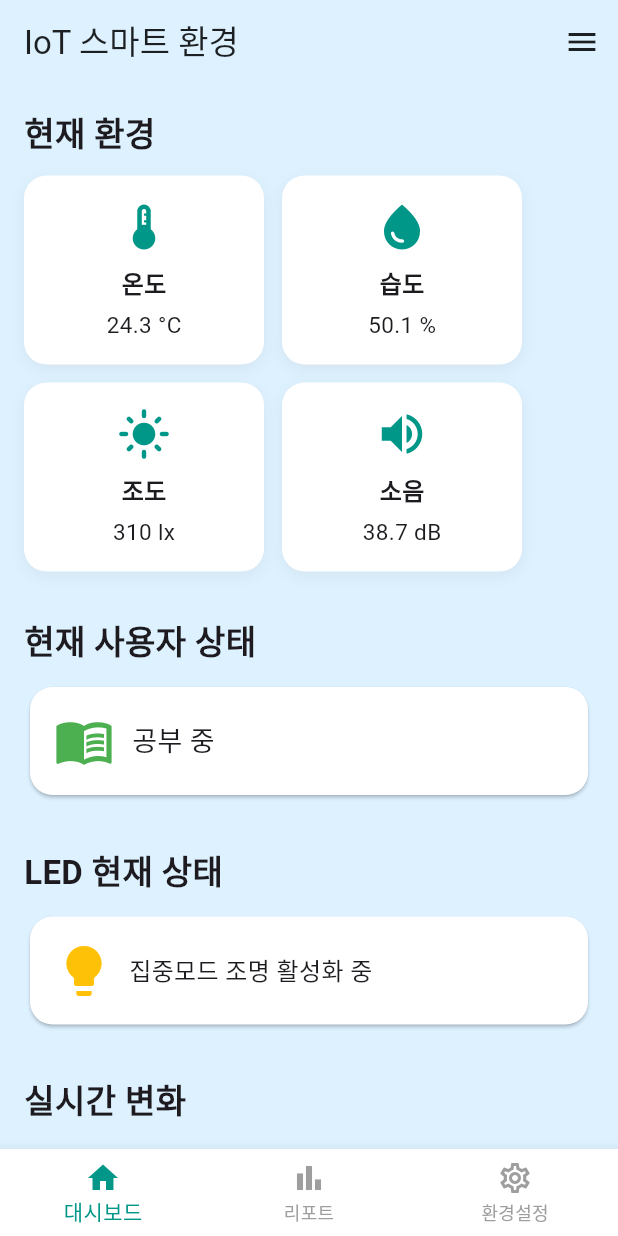
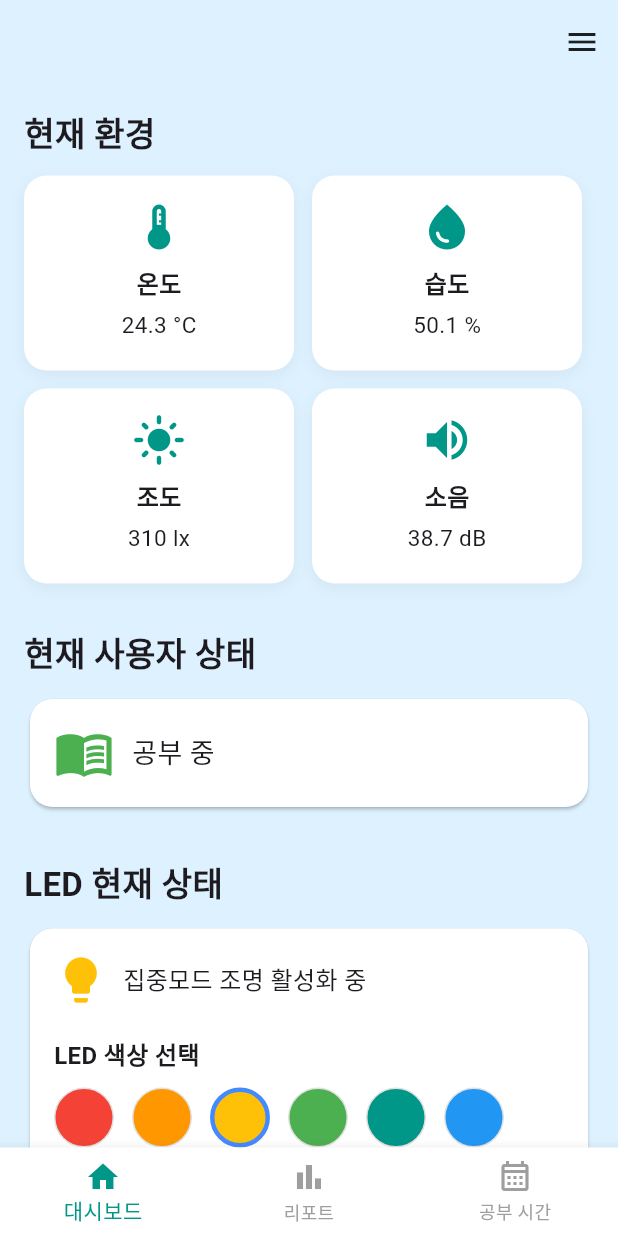
Before and after one commit to jbbaek/IoT-frontend, a Flutter app: the screen it shows after launch, on a phone screen of 412 x 824 dp. Run offline on Flutter 3.47's test engine with Material 3 defaults, Android fonts, the light colour scheme and no system bars; drawn by our look-alikes of fl_chart.

Commit message:
대시보드 디자인 수정함

```diff
--- a/lib/main.dart
+++ b/lib/main.dart
@@ -39,7 +39,6 @@ class _IotAppState extends State<IotApp> {
       ),
       home: Scaffold(
         appBar: AppBar(
-          title: const Text("IoT 스마트 환경"),
           actions: [
             IconButton(
               icon: const Icon(Icons.menu),
@@ -64,8 +63,8 @@ class _IotAppState extends State<IotApp> {
               label: '리포트',
             ),
             BottomNavigationBarItem(
-              icon: Icon(Icons.settings_outlined),
-              label: '환경설정',
+              icon: Icon(Icons.calendar_month_outlined),
+              label: '공부 시간',
             ),
           ],
         ),
--- a/lib/pages/dashboard_page.dart
+++ b/lib/pages/dashboard_page.dart
@@ -1,5 +1,4 @@
 import 'package:flutter/material.dart';
-import 'package:fl_chart/fl_chart.dart';
 import 'dart:math';
 
 class DashboardPage extends StatefulWidget {
@@ -17,19 +16,22 @@ class _DashboardPageState extends State<DashboardPage> {
   double brightness = 310;
   double noise = 38.7;
 
-  List<FlSpot> tempData = [];
-  List<FlSpot> humData = [];
+  // ✅ LED 관련 상태
+  bool ledOn = true;
+  double ledBrightness = 0.7;
+  Color selectedColor = Colors.amber;
 
-  @override
-  void initState() {
-    super.initState();
-    tempData = _generateRandomData();
-    humData = _generateRandomData();
-  }
-
-  List<FlSpot> _generateRandomData() {
-    return List.generate(10, (i) => FlSpot(i.toDouble(), Random().nextDouble() * 100));
-  }
+  final List<Color> ledColors = [
+    Colors.red,
+    Colors.orange,
+    Colors.amber,
+    Colors.green,
+    Colors.teal,
+    Colors.blue,
+    Colors.purple,
+    Colors.pink,
+    Colors.white,
+  ];
 
   @override
   Widget build(BuildContext context) {
@@ -59,51 +61,7 @@ class _DashboardPageState extends State<DashboardPage> {
           const SizedBox(height: 30),
           const Text("LED 현재 상태", style: TextStyle(fontSize: 22, fontWeight: FontWeight.bold)),
           const SizedBox(height: 10),
-          Card(
-            color: Colors.white,
-            shape: RoundedRectangleBorder(borderRadius: BorderRadius.circular(15)),
-            child: Padding(
-              padding: const EdgeInsets.all(16),
-              child: Row(
-                children: [
-                  const Icon(Icons.lightbulb, color: Colors.amber, size: 40),
-                  const SizedBox(width: 10),
-                  Expanded(
-                    child: Text(
-                      ledState,
-                      style: const TextStyle(fontSize: 16),
-                    ),
-                  ),
-                ],
-              ),
-            ),
-          ),
-
-          const SizedBox(height: 30),
-          const Text("실시간 변화", style: TextStyle(fontSize: 22, fontWeight: FontWeight.bold)),
-          const SizedBox(height: 10),
-          SizedBox(
-            height: 200,
-            child: LineChart(LineChartData(
-              gridData: const FlGridData(show: false),
-              titlesData: const FlTitlesData(show: false),
-              borderData: FlBorderData(show: false),
-              lineBarsData: [
-                LineChartBarData(
-                  spots: tempData,
-                  isCurved: true,
-                  color: Colors.orange,
-                  barWidth: 3,
-                ),
-                LineChartBarData(
-                  spots: humData,
-                  isCurved: true,
-                  color: Colors.blueAccent,
-                  barWidth: 3,
-                ),
-              ],
-            )),
-          ),
+          _buildLedControlCard(),
         ],
       ),
     );
@@ -111,7 +69,8 @@ class _DashboardPageState extends State<DashboardPage> {
 
   Widget _buildSensorCard(IconData icon, String title, String value) {
     return Container(
-      width: 160,
+      width: 180,
+      height: 130,
       decoration: BoxDecoration(
         color: Colors.white,
         borderRadius: BorderRadius.circular(15),
@@ -165,4 +124,106 @@ class _DashboardPageState extends State<DashboardPage> {
       ),
     );
   }
+
+  // ✅ LED 제어 카드
+  Widget _buildLedControlCard() {
+    return Card(
+      color: Colors.white,
+      shape: RoundedRectangleBorder(borderRadius: BorderRadius.circular(15)),
+      child: Padding(
+        padding: const EdgeInsets.all(16),
+        child: Column(
+          crossAxisAlignment: CrossAxisAlignment.start,
+          children: [
+            // LED 상태
+            Row(
+              children: [
+                Icon(Icons.lightbulb, color: selectedColor, size: 36),
+                const SizedBox(width: 10),
+                Expanded(
+                  child: Text(
+                    ledState,
+                    style: const TextStyle(fontSize: 16, fontWeight: FontWeight.w500),
+                  ),
+                ),
+              ],
+            ),
+
+            const SizedBox(height: 20),
+            const Text("LED 색상 선택", style: TextStyle(fontSize: 16, fontWeight: FontWeight.bold)),
+            const SizedBox(height: 10),
+
+            // 색상 팔레트
+            Wrap(
+              spacing: 12,
+              runSpacing: 12,
+              children: ledColors.map((color) {
+                bool isSelected = selectedColor == color;
+                return GestureDetector(
+                  onTap: () {
+                    setState(() {
+                      selectedColor = color;
+                    });
+                  },
+                  child: Container(
+                    width: 40,
+                    height: 40,
+                    decoration: BoxDecoration(
+                      color: color,
+                      shape: BoxShape.circle,
+                      border: isSelected
+                          ? Border.all(color: Colors.blueAccent, width: 3)
+                          : Border.all(color: Colors.grey.shade300, width: 1),
+                    ),
+                  ),
+                );
+              }).toList(),
+            ),
+
+            const SizedBox(height: 25),
+            const Text("밝기 조절", style: TextStyle(fontSize: 16, fontWeight: FontWeight.bold)),
+            const SizedBox(height: 10),
+
+            // 밝기 스위치 + 슬라이더
+            Row(
+              mainAxisAlignment: MainAxisAlignment.spaceBetween,
+              children: [
+                Row(
+                  children: [
+                    const Text("LED 전원", style: TextStyle(fontSize: 15)),
+                    Switch(
+                      value: ledOn,
+                      activeColor: Colors.teal,
+                      onChanged: (value) {
+                        setState(() {
+                          ledOn = value;
+                        });
+                      },
+                    ),
+                  ],
+                ),
+                Text("${(ledBrightness * 100).toInt()}%", style: const TextStyle(fontSize: 15)),
+              ],
+            ),
+
+            Slider(
+              value: ledBrightness,
+              min: 0,
+              max: 1,
+              divisions: 10,
+              activeColor: Colors.teal,
+              inactiveColor: Colors.grey.shade300,
+              onChanged: ledOn
+                  ? (value) {
+                setState(() {
+                  ledBrightness = value;
+                });
+              }
+                  : null,
+            ),
+          ],
+        ),
+      ),
+    );
+  }
 }
--- a/lib/pages/report_page.dart
+++ b/lib/pages/report_page.dart
@@ -7,6 +7,7 @@ class ReportPage extends StatelessWidget {
   @override
   Widget build(BuildContext context) {
     return SingleChildScrollView(
+      physics: const BouncingScrollPhysics(), // ✅ 스크롤 부드럽게
       padding: const EdgeInsets.all(16),
       child: Column(
         crossAxisAlignment: CrossAxisAlignment.start,
@@ -15,15 +16,15 @@ class ReportPage extends StatelessWidget {
           const SizedBox(height: 20),
 
           _sectionTitle("일간 학습 패턴"),
-          _dailyChart(),
+          IgnorePointer(child: _dailyChart()), // ✅ 차트 스크롤 방해 방지
 
           const SizedBox(height: 30),
           _sectionTitle("주간 학습 패턴"),
-          _weeklyChart(),
+          IgnorePointer(child: _weeklyChart()),
 
           const SizedBox(height: 30),
           _sectionTitle("방해 요인 통계"),
-          _disturbanceChart(),
+          IgnorePointer(child: _disturbanceChart()),
 
           const SizedBox(height: 30),
           _sectionTitle("AI 인사이트"),
```
Also changed, not shown: 1 other file.
